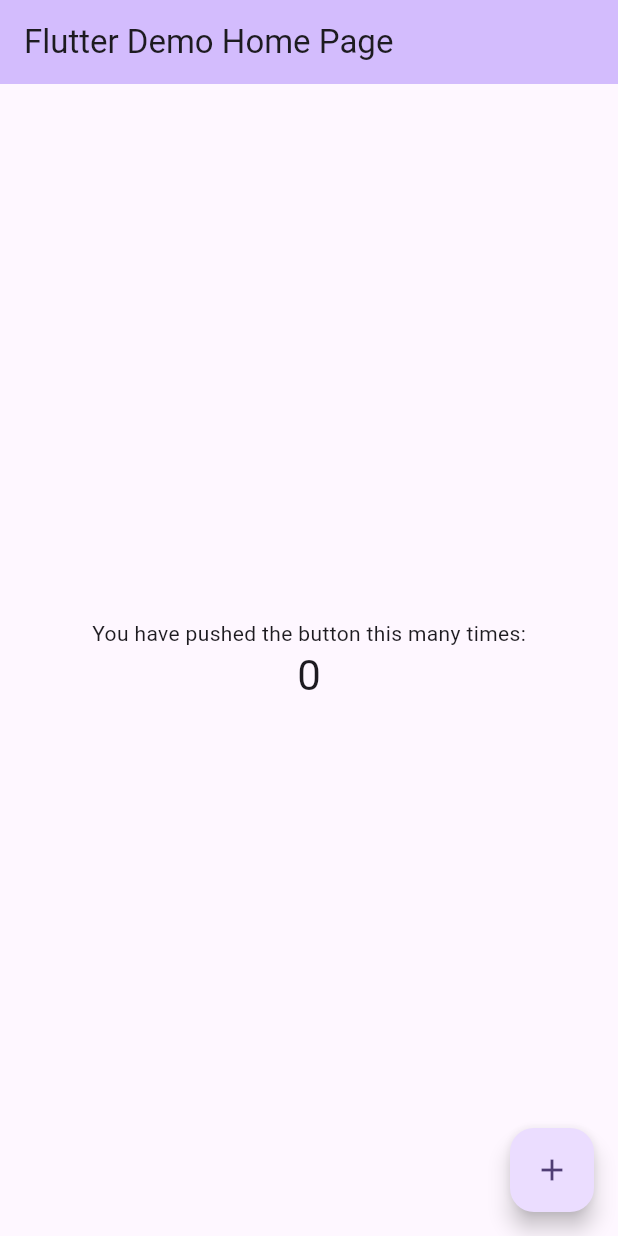
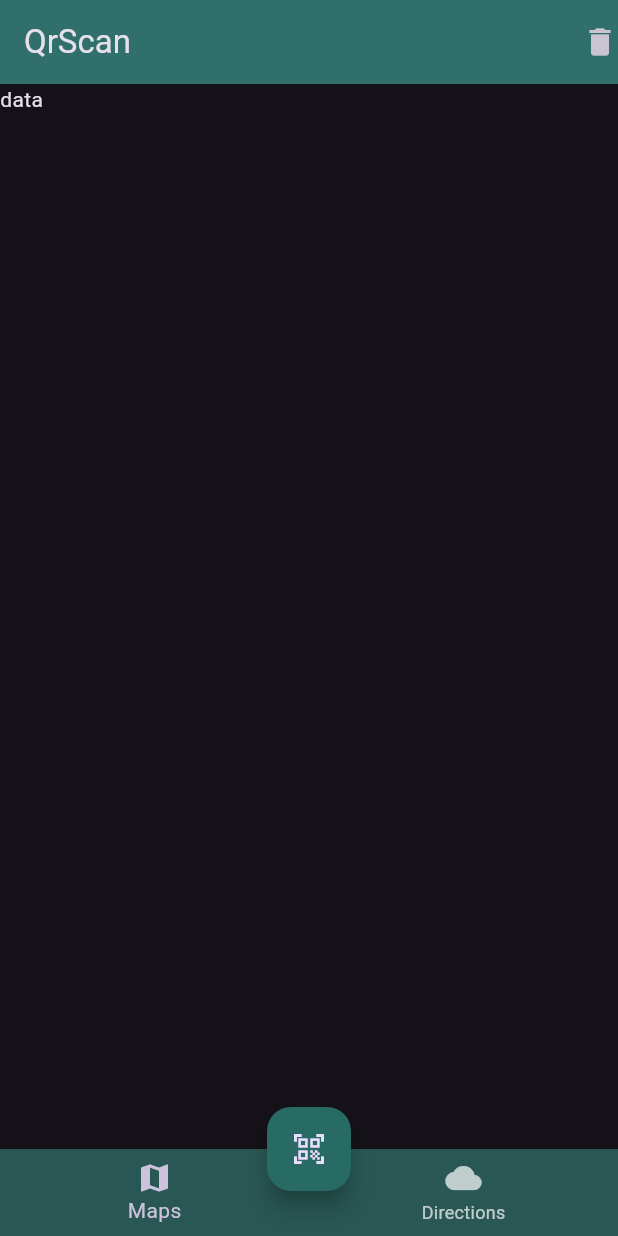
Before and after one commit to osbelsc/ScanApk, a Flutter app: the screen it shows after launch, on a phone screen of 412 x 824 dp. Run offline on Flutter 3.47's test engine with Material 3 defaults, Android fonts, the phone set to English and light mode, and no system bars; missing offline and left inert: qrscan.

Commit message:
ya me pincha el lector de codigos Qr

```diff
--- /dev/null
+++ b/lib/Pages/Direcciones_page.dart
@@ -0,0 +1,12 @@
+import 'package:flutter/material.dart';
+
+class DireccionPage extends StatelessWidget {
+  const DireccionPage({super.key});
+
+  @override
+  Widget build(BuildContext context) {
+    return Container(
+      child: Text('directions'),
+    );
+  }
+}
--- /dev/null
+++ b/lib/Pages/Home_page.dart
@@ -0,0 +1,78 @@
+import 'dart:async';
+
+import 'package:flutter/material.dart';
+import 'package:scannn/Pages/zpages.dart';
+import 'package:qrscan/qrscan.dart' as scanner;
+
+class HomePage extends StatefulWidget {
+  const HomePage({super.key});
+
+  @override
+  State<HomePage> createState() => _HomePageState();
+}
+
+class _HomePageState extends State<HomePage> {
+  int currentIndex = 0;
+  @override
+  Widget build(BuildContext context) {
+    return Scaffold(
+      appBar: AppBar(
+        title: Text('QrScan'),
+        backgroundColor: Color.fromARGB(255, 40, 107, 101),
+        elevation: 1.0,
+        actions: [Icon(Icons.delete)],
+      ),
+      body: _callPage(currentIndex),
+      floatingActionButton: _buttonCloud(),
+      floatingActionButtonLocation: FloatingActionButtonLocation.centerDocked,
+      bottomNavigationBar: BottomNavigationBar(
+          backgroundColor: Color.fromARGB(255, 41, 87, 83),
+          currentIndex: currentIndex,
+          onTap: (index) {
+            currentIndex = index;
+            setState(() {});
+          },
+          items: [
+            BottomNavigationBarItem(
+                label: 'Maps',
+                icon: Icon(
+                  Icons.map,
+                )),
+            BottomNavigationBarItem(
+                label: 'Directions',
+                icon: Icon(
+                  Icons.cloud,
+                ))
+          ]),
+    );
+  }
+}
+
+_buttonCloud() {
+  return FloatingActionButton(
+    backgroundColor: Color.fromARGB(255, 40, 107, 101),
+    onPressed: () {
+      _scanQr();
+    },
+    child: Icon(Icons.qr_code_scanner_sharp),
+  );
+}
+
+Future<String?> _scanQr() async {
+  String? cameraScanResult = await scanner.scan();
+  print(cameraScanResult);
+}
+
+_callPage(int actPage) {
+  switch (actPage) {
+    case 0:
+      return MapaPage();
+    case 1:
+      return DireccionPage();
+    default:
+      return Container(
+        decoration: BoxDecoration(color: Colors.redAccent),
+        child: Text('Error page'),
+      );
+  }
+}
--- /dev/null
+++ b/lib/Pages/Mapas_page.dart
@@ -0,0 +1,12 @@
+import 'package:flutter/material.dart';
+
+class MapaPage extends StatelessWidget {
+  const MapaPage({super.key});
+
+  @override
+  Widget build(BuildContext context) {
+    return Container(
+      child: Text('data'),
+    );
+  }
+}
--- /dev/null
+++ b/lib/Pages/zpages.dart
@@ -0,0 +1,3 @@
+export 'package:scannn/Pages/Home_page.dart';
+export 'package:scannn/Pages/Direcciones_page.dart';
+export 'package:scannn/Pages/Mapas_page.dart';
--- a/lib/main.dart
+++ b/lib/main.dart
@@ -1,125 +1,21 @@
 import 'package:flutter/material.dart';
 
-void main() {
-  runApp(const MyApp());
-}
+import 'Pages/zpages.dart';
+
+void main() => runApp(const MyApp());
 
 class MyApp extends StatelessWidget {
   const MyApp({super.key});
 
-  // This widget is the root of your application.
   @override
   Widget build(BuildContext context) {
     return MaterialApp(
-      title: 'Flutter Demo',
-      theme: ThemeData(
-        // This is the theme of your application.
-        //
-        // TRY THIS: Try running your application with "flutter run". You'll see
-        // the application has a purple toolbar. Then, without quitting the app,
-        // try changing the seedColor in the colorScheme below to Colors.green
-        // and then invoke "hot reload" (save your changes or press the "hot
-        // reload" button in a Flutter-supported IDE, or press "r" if you used
-        // the command line to start the app).
-        //
-        // Notice that the counter didn't reset back to zero; the application
-        // state is not lost during the reload. To reset the state, use hot
-        // restart instead.
-        //
-        // This works for code too, not just values: Most code changes can be
-        // tested with just a hot reload.
-        colorScheme: ColorScheme.fromSeed(seedColor: Colors.deepPurple),
-        useMaterial3: true,
-      ),
-      home: const MyHomePage(title: 'Flutter Demo Home Page'),
+      title: 'Material App',
+      theme: ThemeData.dark(),
+      initialRoute: 'home',
+      routes: {
+        'home': (_) => HomePage(),
+      },
     );
   }
 }
-
-class MyHomePage extends StatefulWidget {
-  const MyHomePage({super.key, required this.title});
-
-  // This widget is the home page of your application. It is stateful, meaning
-  // that it has a State object (defined below) that contains fields that affect
-  // how it looks.
-
-  // This class is the configuration for the state. It holds the values (in this
-  // case the title) provided by the parent (in this case the App widget) and
-  // used by the build method of the State. Fields in a Widget subclass are
-  // always marked "final".
-
-  final String title;
-
-  @override
-  State<MyHomePage> createState() => _MyHomePageState();
-}
-
-class _MyHomePageState extends State<MyHomePage> {
-  int _counter = 0;
-
-  void _incrementCounter() {
-    setState(() {
-      // This call to setState tells the Flutter framework that something has
-      // changed in this State, which causes it to rerun the build method below
-      // so that the display can reflect the updated values. If we changed
-      // _counter without calling setState(), then the build method would not be
-      // called again, and so nothing would appear to happen.
-      _counter++;
-    });
-  }
-
-  @override
-  Widget build(BuildContext context) {
-    // This method is rerun every time setState is called, for instance as done
-    // by the _incrementCounter method above.
-    //
-    // The Flutter framework has been optimized to make rerunning build methods
-    // fast, so that you can just rebuild anything that needs updating rather
-    // than having to individually change instances of widgets.
-    return Scaffold(
-      appBar: AppBar(
-        // TRY THIS: Try changing the color here to a specific color (to
-        // Colors.amber, perhaps?) and trigger a hot reload to see the AppBar
-        // change color while the other colors stay the same.
-        backgroundColor: Theme.of(context).colorScheme.inversePrimary,
-        // Here we take the value from the MyHomePage object that was created by
-        // the App.build method, and use it to set our appbar title.
-        title: Text(widget.title),
-      ),
-      body: Center(
-        // Center is a layout widget. It takes a single child and positions it
-        // in the middle of the parent.
-        child: Column(
-          // Column is also a layout widget. It takes a list of children and
-          // arranges them vertically. By default, it sizes itself to fit its
-          // children horizontally, and tries to be as tall as its parent.
-          //
-          // Column has various properties to control how it sizes itself and
-          // how it positions its children. Here we use mainAxisAlignment to
-          // center the children vertically; the main axis here is the vertical
-          // axis because Columns are vertical (the cross axis would be
-          // horizontal).
-          //
-          // TRY THIS: Invoke "debug painting" (choose the "Toggle Debug Paint"
-          // action in the IDE, or press "p" in the console), to see the
-          // wireframe for each widget.
-          mainAxisAlignment: MainAxisAlignment.center,
-          children: <Widget>[
-            const Text(
-              'You have pushed the button this many times:',
-            ),
-            Text(
-              '$_counter',
-              style: Theme.of(context).textTheme.headlineMedium,
-            ),
-          ],
-        ),
-      ),
-      floatingActionButton: FloatingActionButton(
-        onPressed: _incrementCounter,
-        tooltip: 'Increment',
-        child: const Icon(Icons.add),
-      ), // This trailing comma makes auto-formatting nicer for build methods.
-    );
-  }
-}
```
Also changed, not shown: pubspec.yaml (+7 -0 lines), pubspec.lock, 3 other files.
